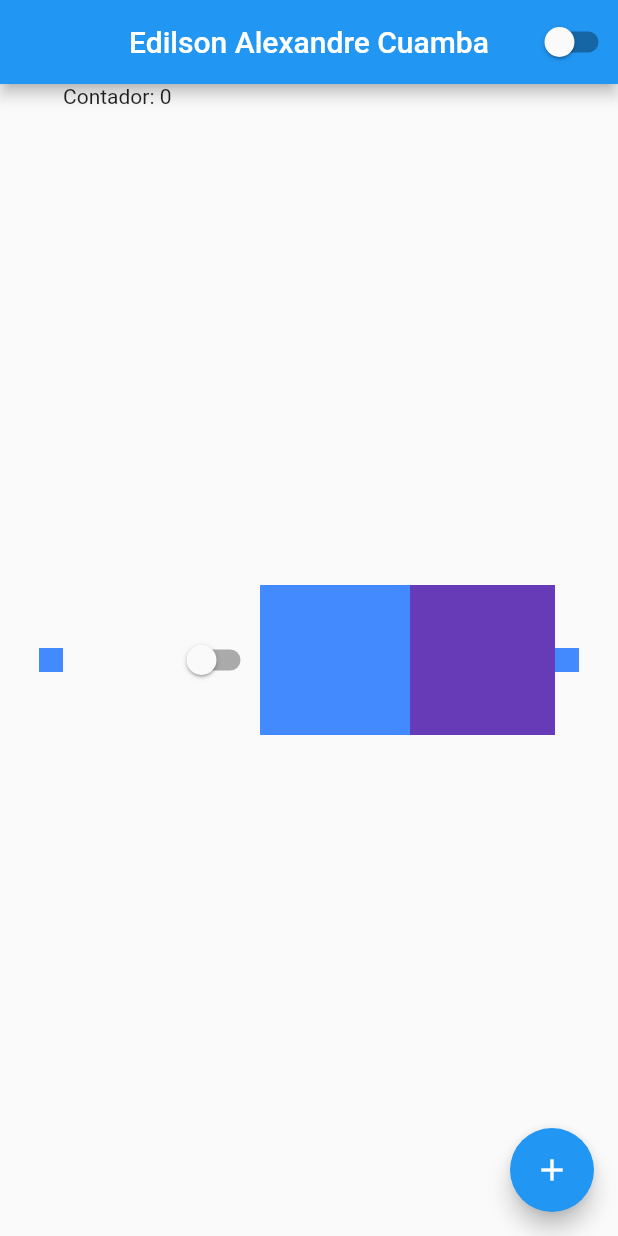
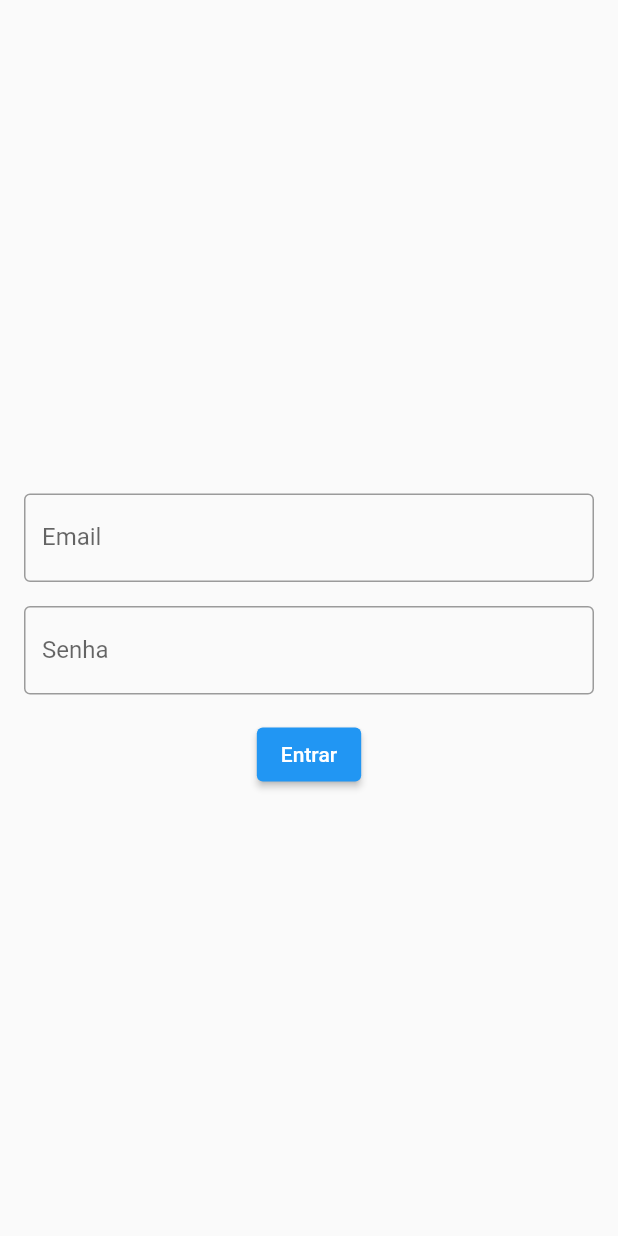
Before and after one commit to EACUAMBA/curso-de-flutter-by-flutterando, a Flutter app: the screen it shows after launch, on a phone screen of 412 x 824 dp. Run offline on Flutter 3.47's test engine with Material 2 defaults, Android fonts, the phone set to English and light mode, and no system bars.

Commit message:
17. TextField(): Quando queremos capturar informações do usuario, queremos que ele escreva algo no nosso aplicativo podemos usar este widget aqui para isso. ele permite capturar as informações digitadas. Podemos usar o SingleChildScrollView para criar um scroll nos nossos components, caso o teu butão esteja muito embaixo, sobre posto peo teclado do utilizador use este para ele poder fazer o scroll para cima. Observação, é necessário que ele tenha dentro um container, SizedBox ou Container para funcionar.

```diff
--- a/lib/app_widget.dart
+++ b/lib/app_widget.dart
@@ -1,8 +1,8 @@
 
 import 'package:curso_de_flutter_by_fluterrando/app_controllerr.dart';
+import 'package:curso_de_flutter_by_fluterrando/login_page.dart';
 import 'package:flutter/material.dart';
 
-import 'home_page.dart';
 
 class Appwidget extends StatelessWidget {
 
@@ -16,7 +16,7 @@ class Appwidget extends StatelessWidget {
               primaryColor: Colors.blue,
               brightness: AppController.instance.isDarkTheme ? Brightness.dark : Brightness.light,
           ),
-          home: HomePage(),
+          home: LoginPageWidget(),
           debugShowCheckedModeBanner: true,
         );
       },
--- /dev/null
+++ b/lib/login_page.dart
@@ -0,0 +1,66 @@
+import 'package:flutter/material.dart';
+import 'package:flutter/widgets.dart';
+
+class LoginPageWidget extends StatefulWidget {
+  @override
+  State<StatefulWidget> createState() {
+    return LoginPageState();
+  }
+}
+
+class LoginPageState extends State<LoginPageWidget> {
+  String email = "", password= "";
+
+  @override
+  Widget build(BuildContext context) {
+    return Material(
+      child: Padding(
+        padding: const EdgeInsets.all(16.0),
+        child: SingleChildScrollView(
+          child: SizedBox(
+            height: MediaQuery.of(context).size.height,
+            width: MediaQuery.of(context).size.width,
+            child: Column(
+              mainAxisAlignment: MainAxisAlignment.center,
+              children: [
+                TextField(
+                  onChanged: (value) {
+                    email = value;
+                  },
+                  keyboardType: TextInputType.emailAddress,
+                  decoration: const InputDecoration(
+                    label: Text('Email'),
+                    border: OutlineInputBorder(),
+                  ),
+                ),
+                Container(height: 16,),
+                TextField(
+                  onChanged: (value){
+                    password = value;
+                  },
+                  obscureText: true,
+                  decoration: const  InputDecoration(
+                    label: Text('Senha'),
+                    border: OutlineInputBorder(),
+                  ),
+                ),
+                Container(height: 16,),
+                ElevatedButton(
+                    onPressed: () {
+                      if(email == "edilsoncuamba@gmail.com" && password == "12345"){
+                        print("Entrou!");
+                      }else{
+                        print("Email ou senha incorecta.");
+                      }
+                    },
+                    child: const Text("Entrar")
+                )
+              ],
+            ),
+          ),
+        ),
+      ),
+    );
+  }
+
+}
```
